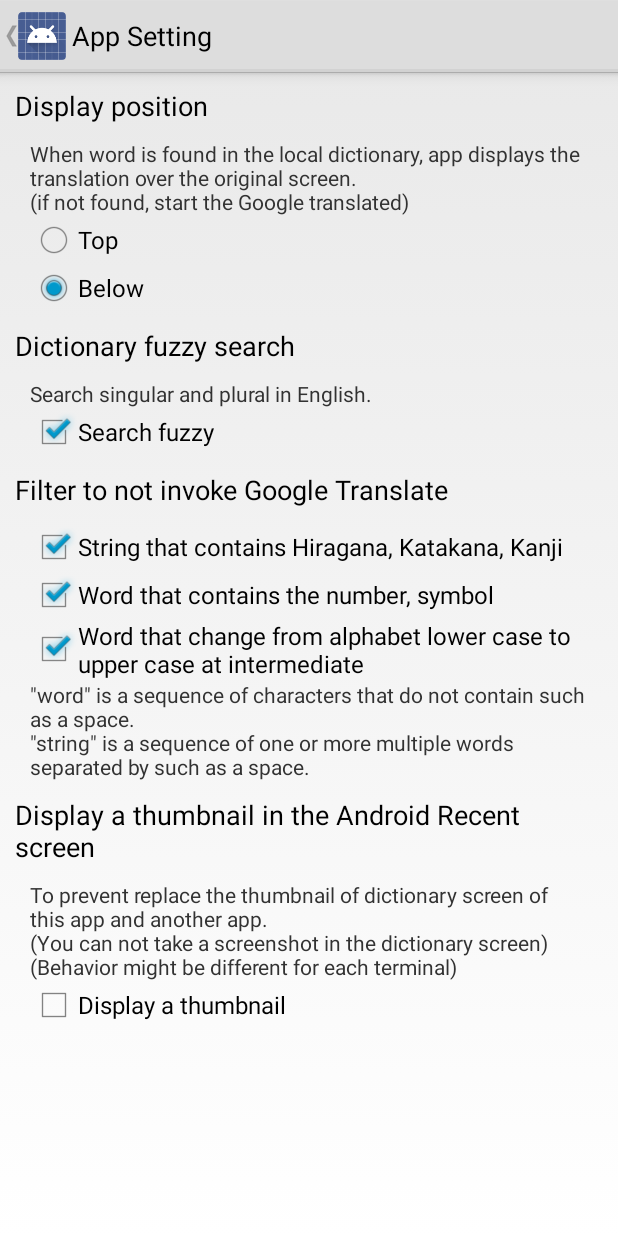
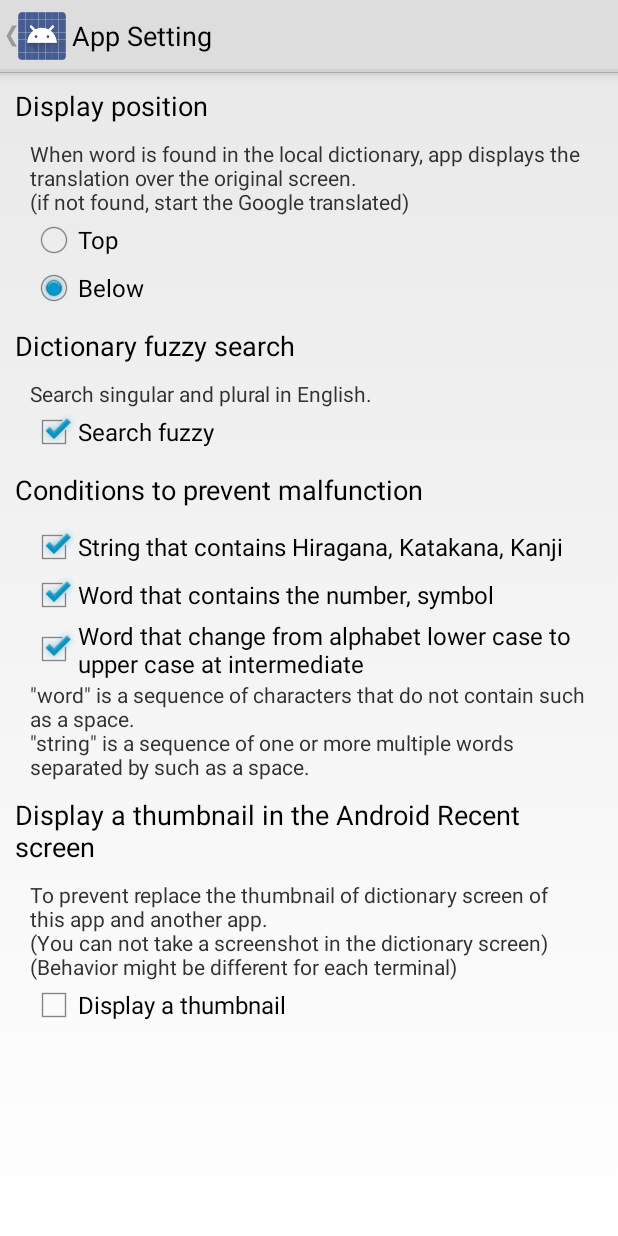
Before and after one commit to ytanaka/ClipboardTranslator, an Android app: the SettingActivity screen opened directly, with no data from a screen before it, on a phone screen of 412 x 824 dp. Run offline under Robolectric (Android 15) with nearby library versions, the phone set to English and light mode, and no system bars.

Commit message:
誤字など修正

```diff
--- a/app/src/main/res/values/strings.xml
+++ b/app/src/main/res/values/strings.xml
@@ -22,7 +22,7 @@
     <string name="dictionary_fuzzy_search_description">Search singular and plural in English.</string>
     <string name="search_fuzzy">Search fuzzy</string>
 
-    <string name="dictionary_filter_word">Filter to not invoke Google Translate</string>
+    <string name="dictionary_filter_word">Conditions to prevent malfunction</string>
     <string name="dictionary_filter_word_description">\"word\" is a sequence of characters that do not contain such as a space.\n\"string\" is a sequence of one or more multiple words separated by such as a space.</string>
     <string name="dictionary_filter_word_nihongo">String that contains Hiragana, Katakana, Kanji</string>
     <string name="dictionary_filter_word_num_sp">Word that contains the number, symbol</string>
```
Also changed, not shown: 4 other files.
